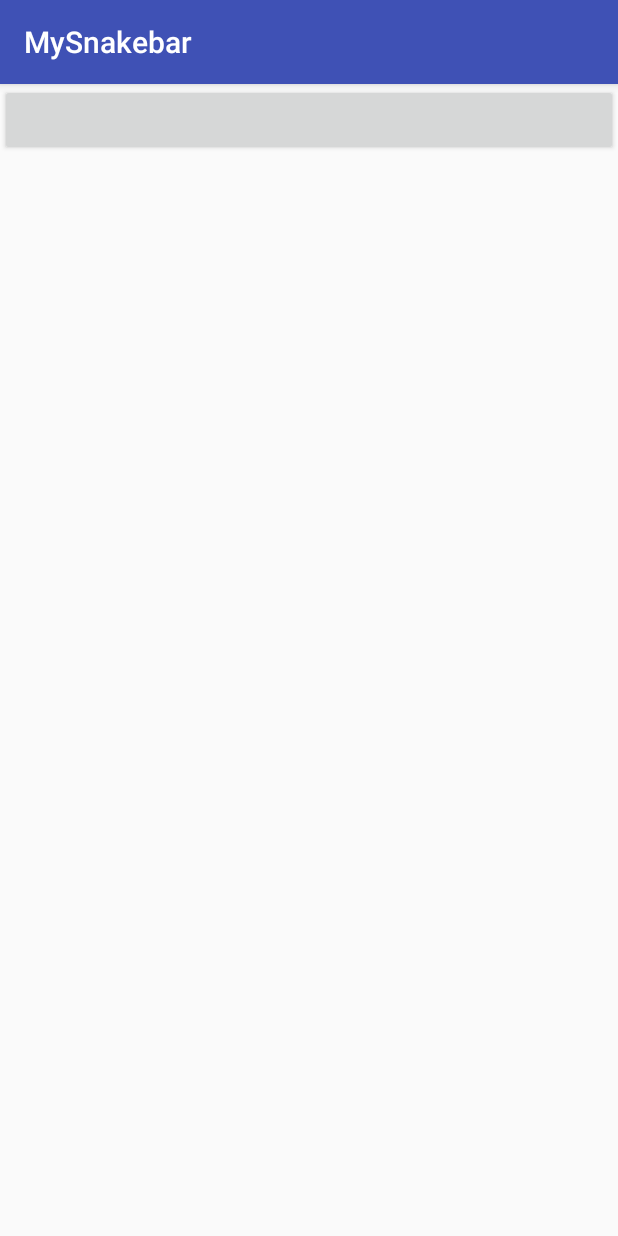
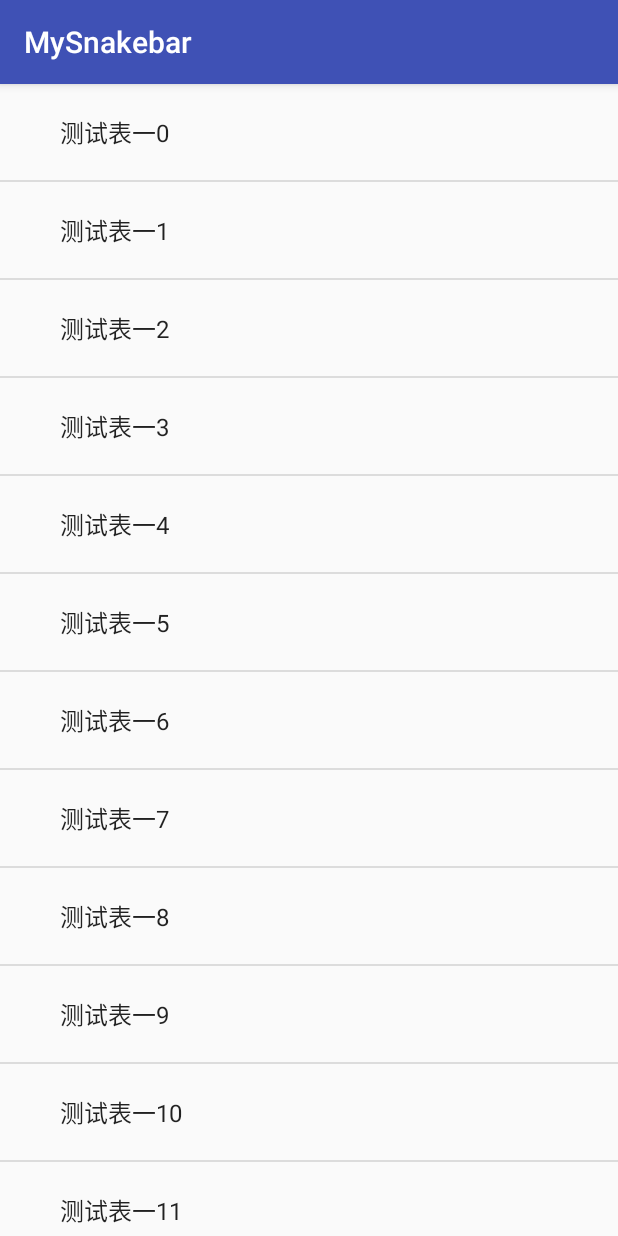
Before and after one commit to yufeilong92/MySnakebar, an Android app: the screen it shows after launch (MainActivity before the commit, Main2Activity after it), on a phone screen of 412 x 824 dp. Run offline under Robolectric (Android 15) with nearby library versions, the phone set to English and light mode, and no system bars.

Commit message:
recyclerviwe滑动展示布局

```diff
--- a/app/src/main/AndroidManifest.xml
+++ b/app/src/main/AndroidManifest.xml
@@ -10,6 +10,9 @@
         android:supportsRtl="true"
         android:theme="@style/AppTheme">
         <activity android:name=".MainActivity">
+
+        </activity>
+        <activity android:name=".Main2Activity">
             <intent-filter>
                 <action android:name="android.intent.action.MAIN" />
 
--- /dev/null
+++ b/app/src/main/java/com/example/mysnakebar/Main2Activity.java
@@ -0,0 +1,103 @@
+package com.example.mysnakebar;
+
+import android.os.Bundle;
+import android.support.v7.app.AppCompatActivity;
+import android.util.Log;
+import android.view.View;
+import android.widget.AbsListView;
+import android.widget.ArrayAdapter;
+import android.widget.ListView;
+import android.widget.TextView;
+
+import java.util.ArrayList;
+
+public class Main2Activity extends AppCompatActivity implements View.OnClickListener {
+
+    private ListView mLvContent;
+    private TextView mTvListTitle;
+
+    @Override
+    protected void onCreate(Bundle savedInstanceState) {
+        super.onCreate(savedInstanceState);
+        setContentView(R.layout.activity_main2);
+        initView();
+        initData();
+    }
+
+    private void initData() {
+        ArrayList<String> list = new ArrayList<>();
+        for (int i = 0; i < 40; i++) {
+            list.add("测试表一" + i);
+        }
+        ArrayAdapter<String> adapter = new ArrayAdapter<String>(this, android.R.layout.simple_expandable_list_item_1,list);
+        mLvContent.setAdapter(adapter);
+        mLvContent.setOnScrollListener(new AbsListView.OnScrollListener() {
+            @Override
+            public void onScrollStateChanged(AbsListView view, int scrollState) {
+
+            }
+
+            @Override
+            public void onScroll(AbsListView view, int firstVisibleItem, int visibleItemCount, int totalItemCount) {
+                Log.e("==", "onScroll: " + getScrooly() + "top=" + gettop());
+                mTvListTitle.setAlpha(getAlphaFloat(getScrooly()));
+            }
+        });
+
+    }
+
+    private float getAlphaFloat(int dis) {
+
+
+        int step = 5000;
+        if (dis == 0) {
+            return 0.0f;
+        }
+
+        if (dis < step) {
+            return (float) (dis * (1.0 / step));
+        } else {
+            return 1.0f;
+        }
+    }
+
+    private int getScrooly() {
+        View c = mLvContent.getChildAt(0);
+        if (null == c) {
+            return 0;
+        }
+        int firstVisiblePosition = mLvContent.getFirstVisiblePosition();
+        int top = c.getTop();
+
+        /**
+         * 声明一下，这里测试得到的top值始终是listview条目中显示的第一条距离顶部的距离，
+         * 而这个在坐标中的表示是一个负数，所以需要对其取一个绝对值
+         */
+        return firstVisiblePosition * c.getHeight() + Math.abs(top);
+    }
+
+    private void initView() {
+        mLvContent = (ListView) findViewById(R.id.lv_content);
+        mTvListTitle = (TextView) findViewById(R.id.tv_list_title);
+        mTvListTitle.setOnClickListener(this);
+    }
+
+    @Override
+    public void onClick(View v) {
+
+    }
+
+    /**
+     * 获取首条距离顶部的高度
+     *
+     * @return distance top
+     */
+    private int gettop() {
+        View c = mLvContent.getChildAt(0);
+        if (null == c) {
+            return 0;
+        }
+        return c.getTop();
+    }
+
+}
--- /dev/null
+++ b/app/src/main/res/layout/activity_main2.xml
@@ -0,0 +1,25 @@
+<?xml version="1.0" encoding="utf-8"?>
+<RelativeLayout xmlns:android="http://schemas.android.com/apk/res/android"
+    xmlns:app="http://schemas.android.com/apk/res-auto"
+    xmlns:tools="http://schemas.android.com/tools"
+    android:layout_width="match_parent"
+    android:layout_height="match_parent"
+    android:orientation="vertical"
+    tools:context=".Main2Activity">
+
+    <TextView
+        android:layout_width="match_parent"
+        android:layout_height="48dp"
+        android:gravity="center"
+        android:alpha="0"
+        android:background="@color/colorPrimaryDark"
+        android:id="@+id/tv_list_title"
+        android:text="1234564" />
+
+    <ListView
+        android:id="@+id/lv_content"
+        android:layout_width="match_parent"
+        android:layout_height="match_parent">
+
+    </ListView>
+</RelativeLayout>
```
Also changed, not shown: app/src/main/java/com/example/mysnakebar/MainActivity.java (+24 -3 lines), app/src/main/res/layout/activity_main.xml (+10 -2 lines).
